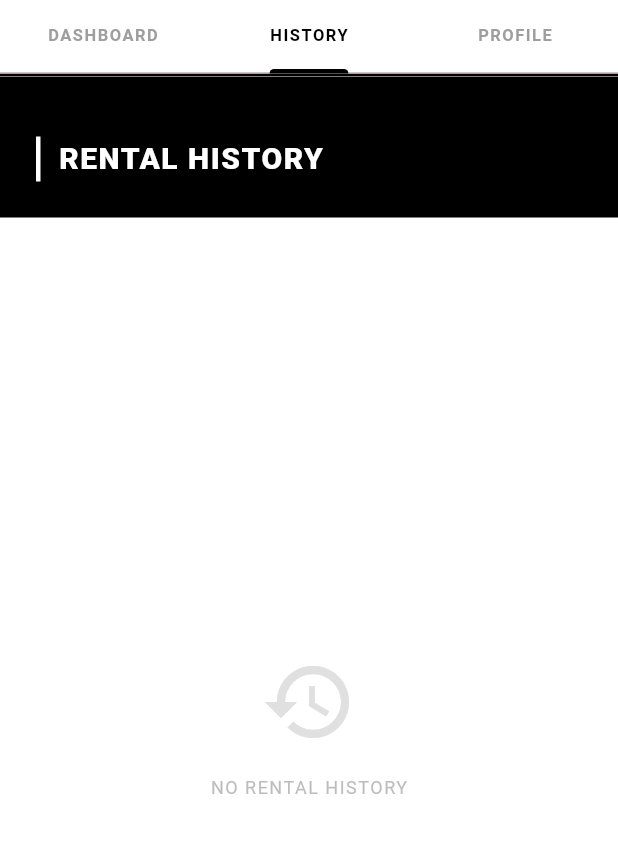
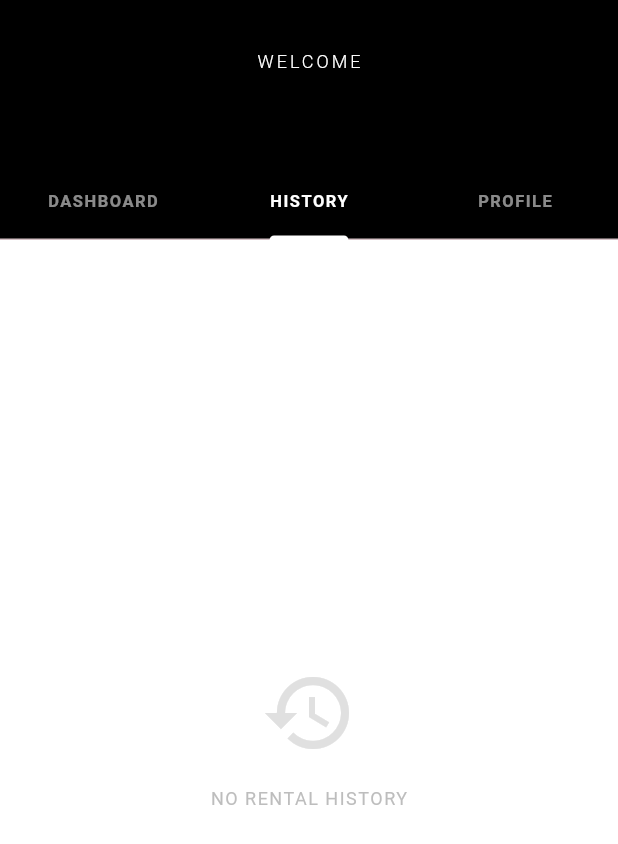
Before and after one commit to Naily1st/utspam_c3_5b_0029, a Flutter app: the HomePage screen opened directly, tab 2 chosen, on a phone screen of 412 x 824 dp. Shown: the top 844 px of the screen. Run offline on Flutter 3.47's test engine with Material 3 defaults, Android fonts, the phone set to English and light mode, and no system bars; our stand-ins replace shared_preferences, sqflite; accounts and stored records are empty.

Commit message:
pindah posisi tabbar

```diff
--- a/lib/pages/home_page.dart
+++ b/lib/pages/home_page.dart
@@ -1,4 +1,5 @@
 import 'package:flutter/material.dart';
+import 'package:shared_preferences/shared_preferences.dart';
 import 'tabs/dashboard_tab.dart';
 import 'tabs/history_tab.dart';
 import 'tabs/profile_tab.dart';
@@ -13,11 +14,20 @@ class HomePage extends StatefulWidget {
 class _HomePageState extends State<HomePage>
     with SingleTickerProviderStateMixin {
   late TabController _tabController;
+  String userName = '';
 
   @override
   void initState() {
     super.initState();
     _tabController = TabController(length: 3, vsync: this);
+    _loadUserData();
+  }
+
+  Future<void> _loadUserData() async {
+    final prefs = await SharedPreferences.getInstance();
+    setState(() {
+      userName = prefs.getString('userName') ?? 'User';
+    });
   }
 
   @override
@@ -33,21 +43,44 @@ class _HomePageState extends State<HomePage>
       body: Column(
         children: [
           Container(
-            color: Colors.white,
+            color: Colors.black,
             child: SafeArea(
               bottom: false,
-              child: Container(
-                decoration: const BoxDecoration(
-                  border: Border(
-                    bottom: BorderSide(color: Colors.black, width: 2),
+              child: Column(
+                children: [
+                  Padding(
+                    padding: const EdgeInsets.fromLTRB(24, 32, 24, 24),
+                    child: Column(
+                      crossAxisAlignment: CrossAxisAlignment.start,
+                      children: [
+                        const Text(
+                          'WELCOME',
+                          style: TextStyle(
+                            color: Colors.white,
+                            fontSize: 12,
+                            letterSpacing: 2,
+                            fontWeight: FontWeight.w300,
                           ),
                         ),
-                child: TabBar(
+                        const SizedBox(height: 4),
+                        Text(
+                          userName.toUpperCase(),
+                          style: const TextStyle(
+                            color: Colors.white,
+                            fontSize: 24,
+                            fontWeight: FontWeight.w900,
+                            letterSpacing: 1,
+                          ),
+                        ),
+                      ],
+                    ),
+                  ),
+                  TabBar(
                     controller: _tabController,
-                  indicatorColor: Colors.black,
+                    indicatorColor: Colors.white,
                     indicatorWeight: 3,
-                  labelColor: Colors.black,
-                  unselectedLabelColor: Colors.grey,
+                    labelColor: Colors.white,
+                    unselectedLabelColor: Colors.white54,
                     labelStyle: const TextStyle(
                       fontSize: 11,
                       fontWeight: FontWeight.bold,
@@ -59,6 +92,7 @@ class _HomePageState extends State<HomePage>
                       Tab(text: 'PROFILE'),
                     ],
                   ),
+                ],
               ),
             ),
           ),
--- a/lib/pages/tabs/history_tab.dart
+++ b/lib/pages/tabs/history_tab.dart
@@ -30,32 +30,8 @@ class _HistoryTabState extends State<HistoryTab> {
 
   @override
   Widget build(BuildContext context) {
-    return Column(
-      children: [
-        Container(
-          color: Colors.black,
-          padding: const EdgeInsets.fromLTRB(24, 40, 24, 24),
-          child: Row(
-            children: [
-              Container(width: 3, height: 30, color: Colors.white),
-              const SizedBox(width: 12),
-              const Text(
-                'RENTAL HISTORY',
-                style: TextStyle(
-                  color: Colors.white,
-                  fontSize: 20,
-                  fontWeight: FontWeight.w900,
-                  letterSpacing: 1,
-                ),
-              ),
-            ],
-          ),
-        ),
-        Expanded(
-          child: isLoading
-              ? const Center(
-                  child: CircularProgressIndicator(color: Colors.black),
-                )
+    return isLoading
+        ? const Center(child: CircularProgressIndicator(color: Colors.black))
         : rentals.isEmpty
         ? Center(
             child: Column(
@@ -85,9 +61,6 @@ class _HistoryTabState extends State<HistoryTab> {
                 return _buildRentalCard(rental);
               },
             ),
-                ),
-        ),
-      ],
           );
   }
 
```
Also changed, not shown: lib/pages/tabs/dashboard_tab.dart (+1 -66 lines), lib/pages/tabs/profile_tab.dart (+0 -19 lines). Lines whose indentation alone changed are shown as unchanged.
